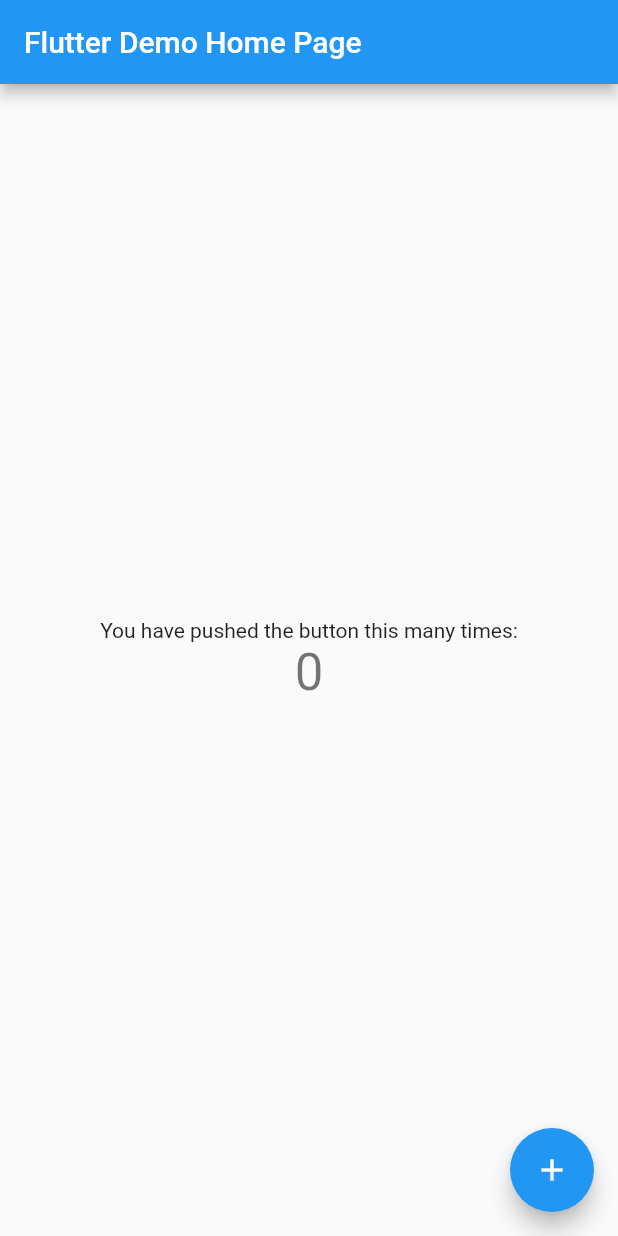
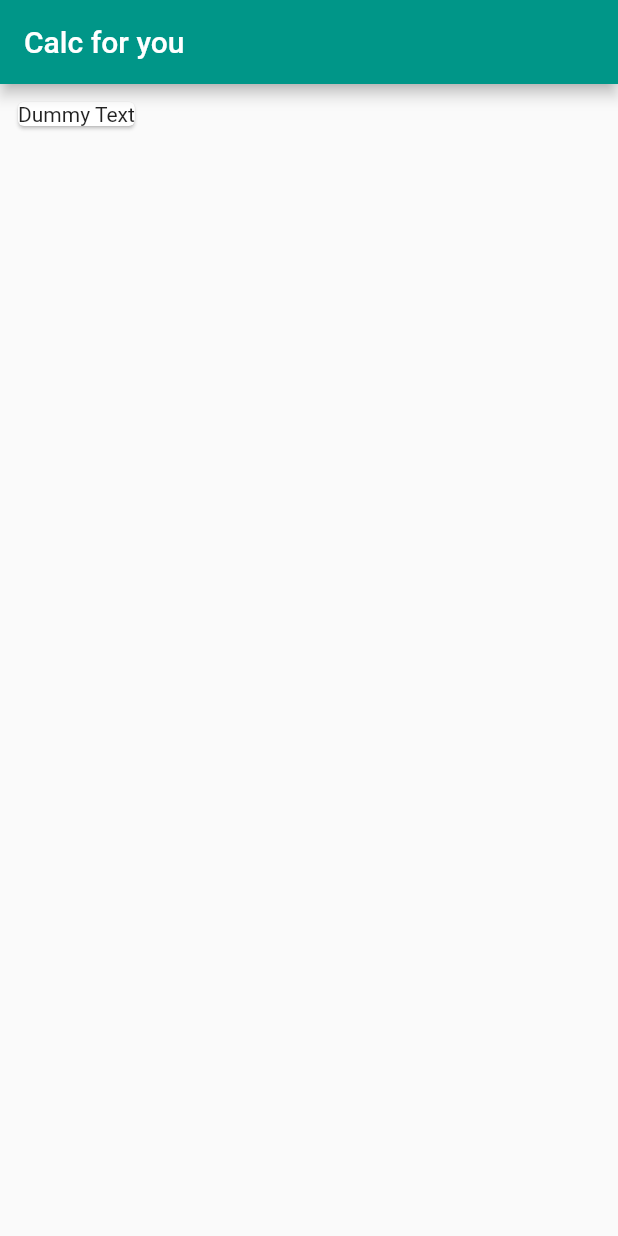
Before and after one commit to iamsurajdev/flutter-calculator, a Flutter app: the screen it shows after launch, on a phone screen of 412 x 824 dp. Run offline on Flutter 3.47's test engine with Material 2 defaults, Android fonts, the phone set to English and light mode, and no system bars.

Commit message:
some minor cleanup

```diff
--- a/lib/main.dart
+++ b/lib/main.dart
@@ -11,56 +11,31 @@
     return MaterialApp(
       title: 'Flutter Demo',
       theme: ThemeData(
-        primarySwatch: Colors.blue,
+        primarySwatch: Colors.teal,
       ),
-      home: MyHomePage(title: 'Flutter Demo Home Page'),
+      home: MyHomePage(),
     );
   }
 }
 
 class MyHomePage extends StatefulWidget {
-  MyHomePage({Key? key, required this.title}) : super(key: key);
-
-  final String title;
+  MyHomePage({Key? key}) : super(key: key);
 
   @override
   _MyHomePageState createState() => _MyHomePageState();
 }
 
 class _MyHomePageState extends State<MyHomePage> {
-  int _counter = 0;
-
-  void _incrementCounter() {
-    setState(() {
-      _counter++;
-    });
-  }
 
   @override
   Widget build(BuildContext context) {
     return Scaffold(
       appBar: AppBar(
-        title: Text(widget.title),
+        title: Text("Calc for you"),
       ),
-      body: Center(
-        child: Column(
-          mainAxisAlignment: MainAxisAlignment.center,
-          children: <Widget>[
-            Text(
-              'You have pushed the button this many times:',
-            ),
-            Text(
-              '$_counter',
-              style: Theme.of(context).textTheme.headline4,
-            ),
-          ],
-        ),
-      ),
-      floatingActionButton: FloatingActionButton(
-        onPressed: _incrementCounter,
-        tooltip: 'Increment',
-        child: Icon(Icons.add),
-      ),
+      body: Column(children: <Widget>[
+        Card(child: Text("Dummy Text"), margin: EdgeInsets.all(12),)
+      ],)
     );
   }
 }
```
